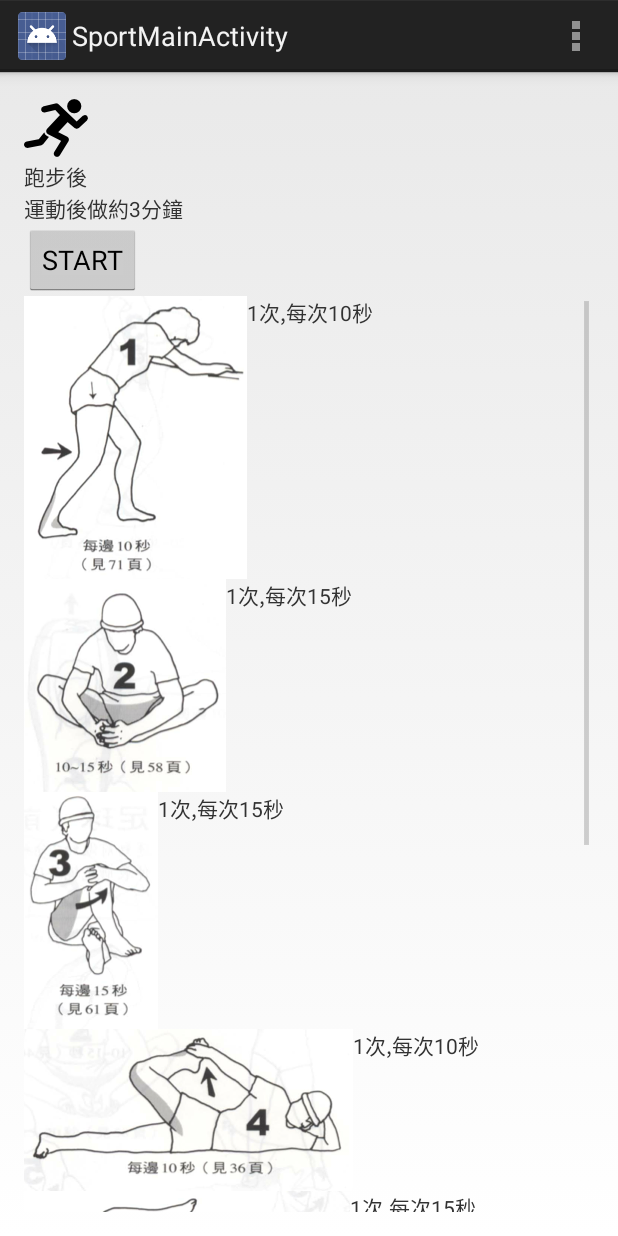
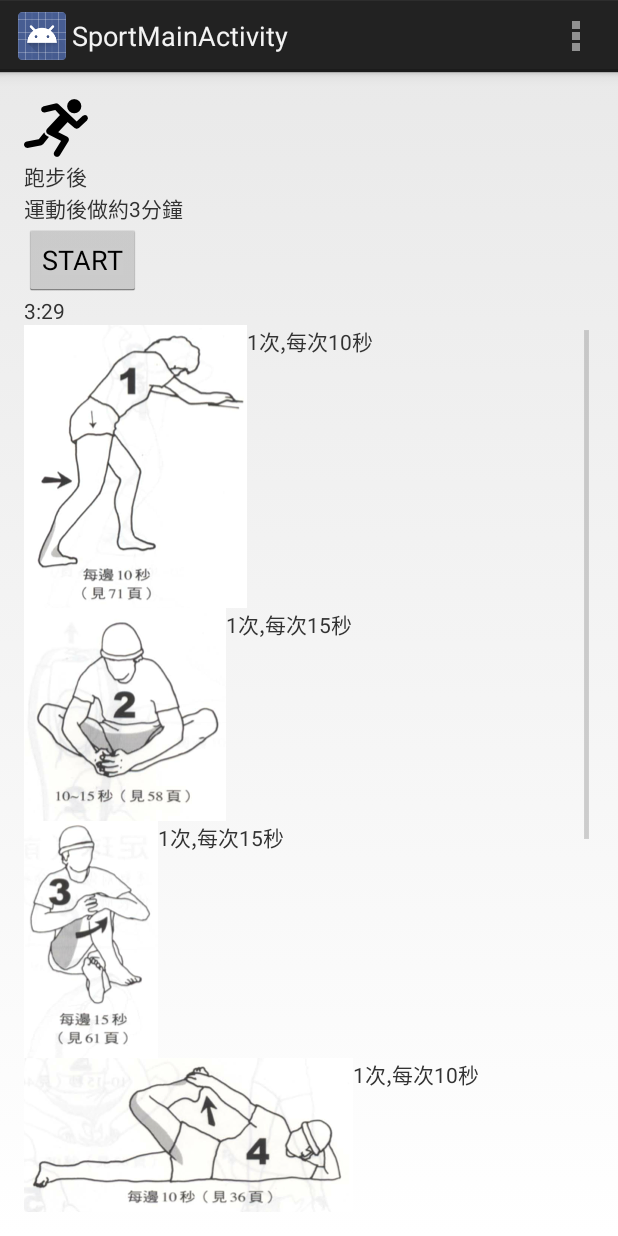
Before and after one commit to superpucy/Strech, an Android app: the screen it shows after launch (SportMainActivity), after a tap on "跑步後", on a phone screen of 412 x 824 dp. Run offline under Robolectric (Android 15) with nearby library versions, the phone set to English and light mode, and no system bars.

Commit message:
詳細頁加上組合總時間說明

```diff
--- a/app/src/main/java/lai/ina/strech/SportMainActivity.java
+++ b/app/src/main/java/lai/ina/strech/SportMainActivity.java
@@ -26,7 +26,12 @@ public class SportMainActivity extends Activity {
     private ImageView sportPicture;
     private TextView sportName;
     private TextView sportDesc;
+    private TextView allTime;
     private Button btnStart;
+
+
+    int changeSecond = 1;
+    int readySecond = 3;
     @Override
     protected void onCreate(Bundle savedInstanceState) {
         super.onCreate(savedInstanceState);
@@ -34,6 +39,7 @@ public class SportMainActivity extends Activity {
         sportPicture = (ImageView) findViewById(R.id.sportPicture);
         sportName = (TextView) findViewById(R.id.sprotName);
         sportDesc = (TextView) findViewById(R.id.sprotDesc);
+        allTime = (TextView) findViewById(R.id.allTime);
         btnStart = (Button) findViewById(R.id.btnStart);
 
 
@@ -52,13 +58,16 @@ public class SportMainActivity extends Activity {
 
         sterchListLayout = (LinearLayout)findViewById(R.id.strechListLayout);
 
+        int allsecond = 0;
 
-        final Cursor sportList = db.rawQuery("select b.picture, a.cycle, a.seconds from SportStrech a inner join Strech b on a.strech_id = b.id where a.sport_id = ? order by a.rank", new String[]{sport_id});
+
+        final Cursor sportList = db.rawQuery("select b.picture, a.cycle, a.seconds, b.is2Side from SportStrech a inner join Strech b on a.strech_id = b.id where a.sport_id = ? order by a.rank", new String[]{sport_id});
         int count = 0;
         sportList.moveToFirst();
 
         for(int i=0;i<sportList.getCount();i++)
         {
+            allsecond += readySecond;
             LinearLayout linearLayout = new LinearLayout(SportMainActivity.this);
             linearLayout.setOrientation(LinearLayout.HORIZONTAL);
             ImageView imageButton = new ImageView(SportMainActivity.this);
@@ -73,6 +82,27 @@ public class SportMainActivity extends Activity {
 
             linearLayout.addView(imageButton);
             linearLayout.addView(desc);
+
+            int is2Side = sportList.getInt(3);
+            for(int c=0;c<cycle;c++) {
+                if (is2Side == 1) {
+                    for (int s = seconds; s > 0; s--) {
+                        allsecond += 1;
+                    }
+                    allsecond += 1;
+                    allsecond += readySecond;
+
+                    for (int s = seconds; s > 0; s--) {
+                        allsecond += 1;
+                    }
+                } else {
+                    for (int s = seconds; s > 0; s--) {
+                        allsecond += 1;
+                    }
+                }
+            }
+
+
             sportList.moveToNext();
 
 
@@ -80,7 +110,7 @@ public class SportMainActivity extends Activity {
         }
         sportList.close();
         db.close();
-
+        allTime.setText(GetHHMMSS(allsecond));
         btnStart.setOnClickListener(new View.OnClickListener() {
             @Override
             public void onClick(View view) {
@@ -92,6 +122,12 @@ public class SportMainActivity extends Activity {
         });
     }
 
+    private String GetHHMMSS(int second)
+    {
+        int mm = second/60;
+        int ss = second%60;
+        return mm + ":" + ss;
+    }
 
     @Override
     public boolean onCreateOptionsMenu(Menu menu) {
--- a/app/src/main/res/layout/activity_sport_main.xml
+++ b/app/src/main/res/layout/activity_sport_main.xml
@@ -34,7 +34,6 @@
                 android:text="test"
                 android:layout_width="wrap_content"
                 android:layout_height="wrap_content" />
-
             <Button
                 android:layout_width="wrap_content"
                 android:layout_height="wrap_content"
@@ -42,6 +41,10 @@
                 android:id="@+id/btnStart"
                 android:layout_alignParentLeft="true"
                 android:layout_alignParentStart="true" />
+            <TextView
+                android:id="@+id/allTime"
+                android:layout_width="wrap_content"
+                android:layout_height="wrap_content" />
         <ScrollView
             android:layout_width="fill_parent"
             android:layout_height="fill_parent"
```
Lines whose indentation alone changed are shown as unchanged.
